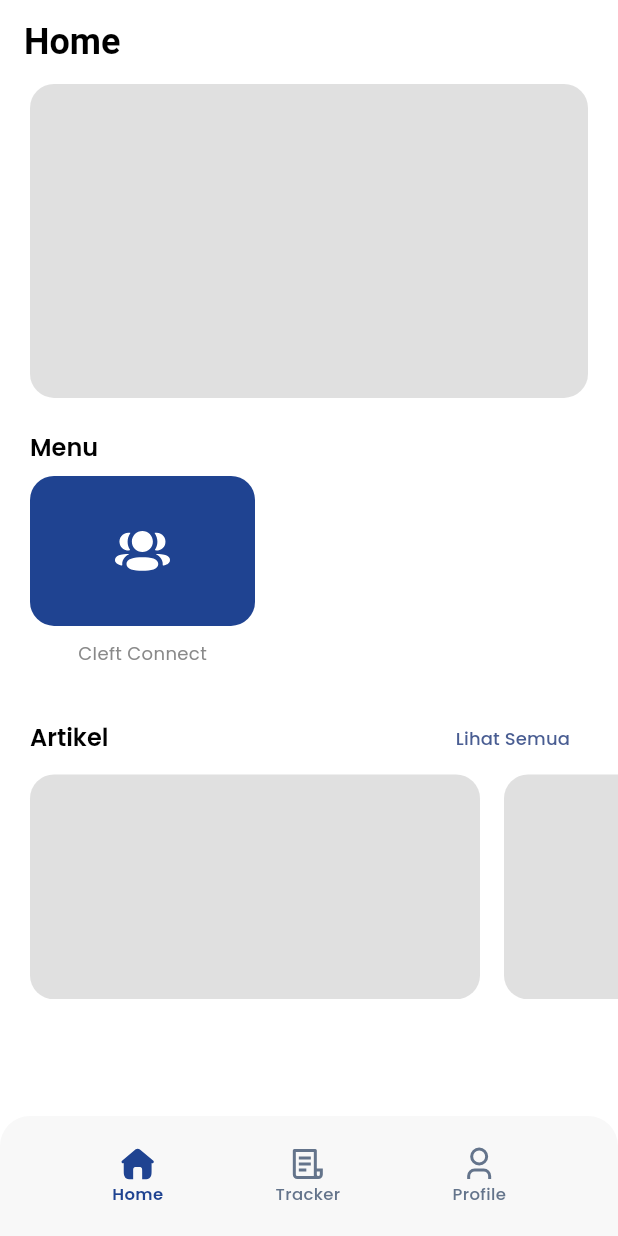
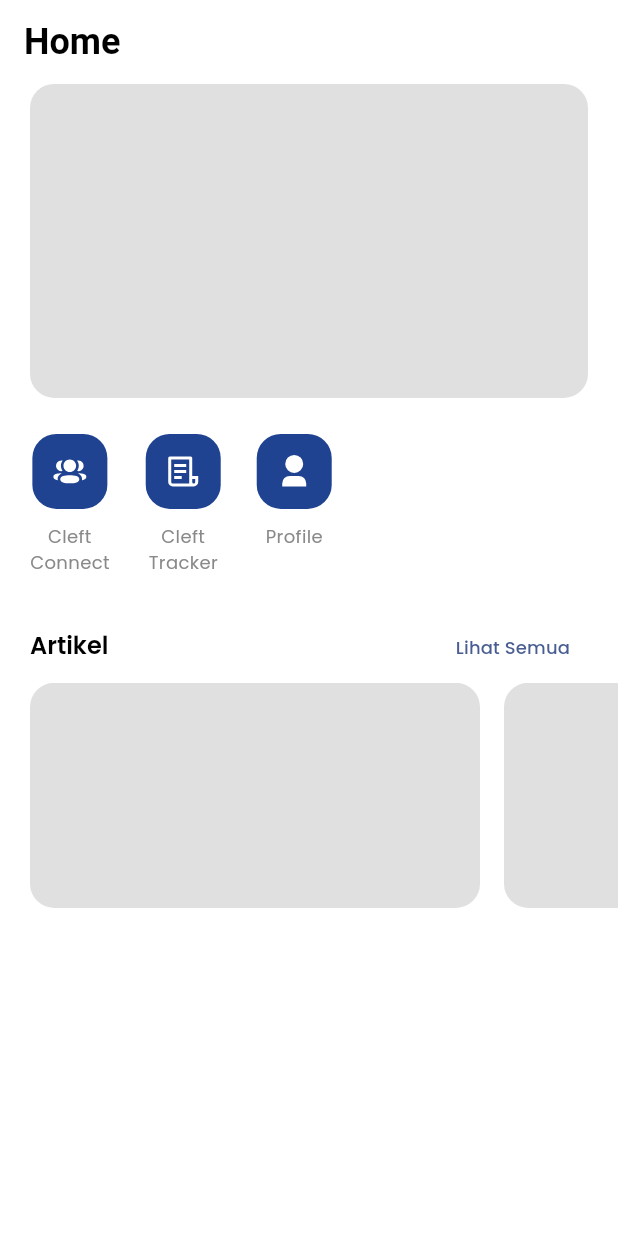
Before and after one commit to farhanfadila1717/bcc-rscm, a Flutter app: the HomePage screen opened by its route, on a phone screen of 412 x 824 dp. Run offline on Flutter 3.47's test engine with Material 3 defaults, Android fonts, the phone set to English and light mode, and no system bars; our stand-ins replace carousel_slider, dio, flutter_redux, flutter_svg, freezed_annotation, get_it and 2 more.

Commit message:
feat: Integrate URL launcher and enhance navigation
- Added Podfile.lock for iOS dependencies including Flutter and url_launcher_ios.
- Updated Xcode project settings to include Pods and related frameworks.
- Refactored navigation middleware to use goRouter for navigation actions.
- Introduced ApiLoader component for managing API call states (loading, error, success).
- Created DefaultAppBar component for consistent app bar styling across pages.
- Implemented ProfilePage to display patient summaries using ApiLoader.
- Updated SignInPatientPage to use DefaultAppBar.
- Enhanced HomePage with new action mappers for navigation.
- Added RolesPage with navigation to SignInPatientPage and HomePage.
- Created WelcomePage with navigation to RolesPage.
- Updated pubspec.yaml and pubspec.lock to include url_launcher dependency.

```diff
--- a/lib/ui/pages/auth/sign_in_patient_page/sign_in_patient_page.dart
+++ b/lib/ui/pages/auth/sign_in_patient_page/sign_in_patient_page.dart
@@ -1,3 +1,4 @@
+import 'package:bcc_rscm/ui/components/default_appbar.dart';
 import 'package:bcc_rscm/ui/components/gap.dart';
 import 'package:flutter/material.dart';
 
@@ -12,7 +13,7 @@ class _SignInPatientPageState extends State<SignInPatientPage> {
   @override
   Widget build(BuildContext context) {
     return Scaffold(
-      appBar: AppBar(),
+      appBar: DefaultAppBar(),
       body: ListView(
         padding: EdgeInsets.fromLTRB(20, 24, 20, 24),
         children: [
--- a/lib/ui/pages/home_page/home_page.dart
+++ b/lib/ui/pages/home_page/home_page.dart
@@ -1,12 +1,14 @@
 import 'dart:math';
 
-import 'package:bcc_rscm/ui/components/bottom_nav_bar.dart';
+import 'package:bcc_rscm/core/redux/action_mapper.dart';
 import 'package:bcc_rscm/ui/components/gap.dart';
 import 'package:bcc_rscm/ui/themes/colors.dart';
 import 'package:flutter/material.dart';
 import 'package:flutter_svg/svg.dart';
 
-class HomePage extends StatefulWidget {
+import 'home_page_action_mapper.dart';
+
+class HomePage extends StatefulGlobalActionMapper with HomePageActionMapper {
   const HomePage({super.key});
 
   @override
@@ -34,17 +36,29 @@ class _HomePageState extends State<HomePage> {
               ),
             ),
           ),
+          // Padding(
+          //   padding: .fromLTRB(20, 24, 20, 8),
+          //   child: Text("Menu", style: theme.textTheme.displaySmall),
+          // ),
           Padding(
-            padding: .fromLTRB(20, 24, 20, 8),
-            child: Text("Menu", style: theme.textTheme.displaySmall),
-          ),
-          Padding(
-            padding: .fromLTRB(20, 0, 20, 0),
+            padding: .fromLTRB(20, 24, 20, 0),
             child: Row(
+              crossAxisAlignment: .start,
+              spacing: 24,
               children: [
-                _MenuItem(
+                _SmallMenuItem(
                   icon: 'assets/icons/ic_patient.svg',
-                  label: 'Cleft Connect',
+                  label: 'Cleft\nConnect',
+                  onTap: widget.goToCleftConnect,
+                ),
+                _SmallMenuItem(
+                  icon: 'assets/icons/ic_file.svg',
+                  label: 'Cleft\nTracker',
+                  onTap: () {},
+                ),
+                _SmallMenuItem(
+                  icon: 'assets/icons/ic_user.svg',
+                  label: 'Profile',
                   onTap: () {},
                 ),
               ],
@@ -82,13 +96,13 @@ class _HomePageState extends State<HomePage> {
           ),
         ],
       ),
-      bottomNavigationBar: BottomNavBar(currentIndex: 0),
+      // bottomNavigationBar: BottomNavBar(currentIndex: 0),
     );
   }
 }
 
-class _MenuItem extends StatelessWidget {
-  const _MenuItem({
+class _SmallMenuItem extends StatelessWidget {
+  const _SmallMenuItem({
     required this.icon,
     required this.label,
     required this.onTap,
@@ -106,10 +120,11 @@ class _MenuItem extends StatelessWidget {
         onTap: onTap,
         child: Column(
           spacing: 10,
+
           children: [
             Container(
-              height: 100,
-              width: 150,
+              height: 50,
+              width: 50,
               decoration: BoxDecoration(
                 color: ColorPalette.bluePrimary,
                 borderRadius: BorderRadius.circular(16),
@@ -117,13 +132,14 @@ class _MenuItem extends StatelessWidget {
               child: Center(
                 child: SvgPicture.asset(
                   icon,
-                  height: 40,
-                  width: 40,
+                  height: 24,
+                  width: 24,
                   semanticsLabel: label,
+                  colorFilter: ColorFilter.mode(Colors.white, .srcIn),
                 ),
               ),
             ),
-            Text(label, style: TextStyle(fontSize: 12)),
+            Text(label, style: TextStyle(fontSize: 12), textAlign: .center),
           ],
         ),
       ),
--- /dev/null
+++ b/lib/ui/pages/home_page/home_page_action_mapper.dart
@@ -0,0 +1,6 @@
+import 'package:bcc_rscm/core/redux/action_mapper.dart';
+import 'package:bcc_rscm/core/redux/actions/navigation_actions.dart';
+
+mixin HomePageActionMapper on GlobalActionMapper {
+  void goToCleftConnect() => dispatch(NavigateToNextAction('/cleft-connect'));
+}
--- /dev/null
+++ b/lib/ui/pages/welcome_page/welcome_page_action_mapper.dart
@@ -0,0 +1,6 @@
+import 'package:bcc_rscm/core/redux/action_mapper.dart';
+import 'package:bcc_rscm/core/redux/actions/navigation_actions.dart';
+
+mixin WelcomePageActionMapper on GlobalActionMapper {
+  void goToRolePage() => dispatch(NavigateToAndReplaceAction('/roles'));
+}
--- a/pubspec.yaml
+++ b/pubspec.yaml
@@ -19,6 +19,7 @@ dependencies:
   go_router: ^17.1.0
   json_annotation: ^4.12.0
   redux: ^5.0.0
+  url_launcher: ^6.3.2
 
 dev_dependencies:
   build_runner:
```
Also changed, not shown: lib/core/redux/middlewares/navigation_middleware.dart (+2 -7 lines), lib/core/router/router.dart (+10 -8 lines), lib/ui/components/api_loader.dart (added, +192 -0 lines), lib/ui/components/default_appbar.dart (added, +87 -0 lines), lib/ui/pages/auth/profile_page/profile_page.dart (added, +56 -0 lines), lib/ui/pages/roles_page/roles_page.dart (+9 -3 lines), lib/ui/pages/roles_page/roles_page_action_mapper.dart (added, +9 -0 lines), lib/ui/pages/welcome_page/welcome_page.dart (+6 -5 lines), pubspec.lock, 6 other files.
